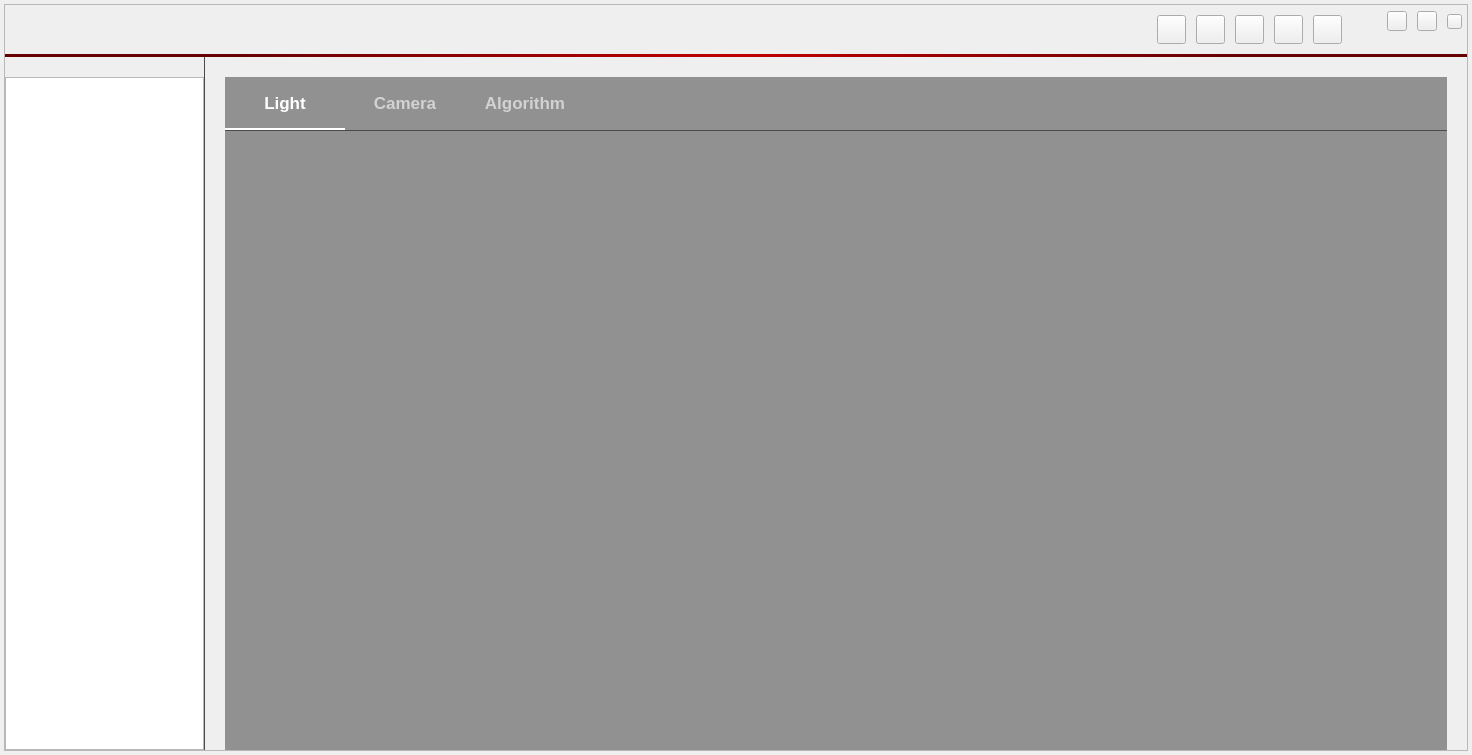
This is widget.ui in tupers/camera-client as Qt 5 draws it before an edit. The edited form follows.
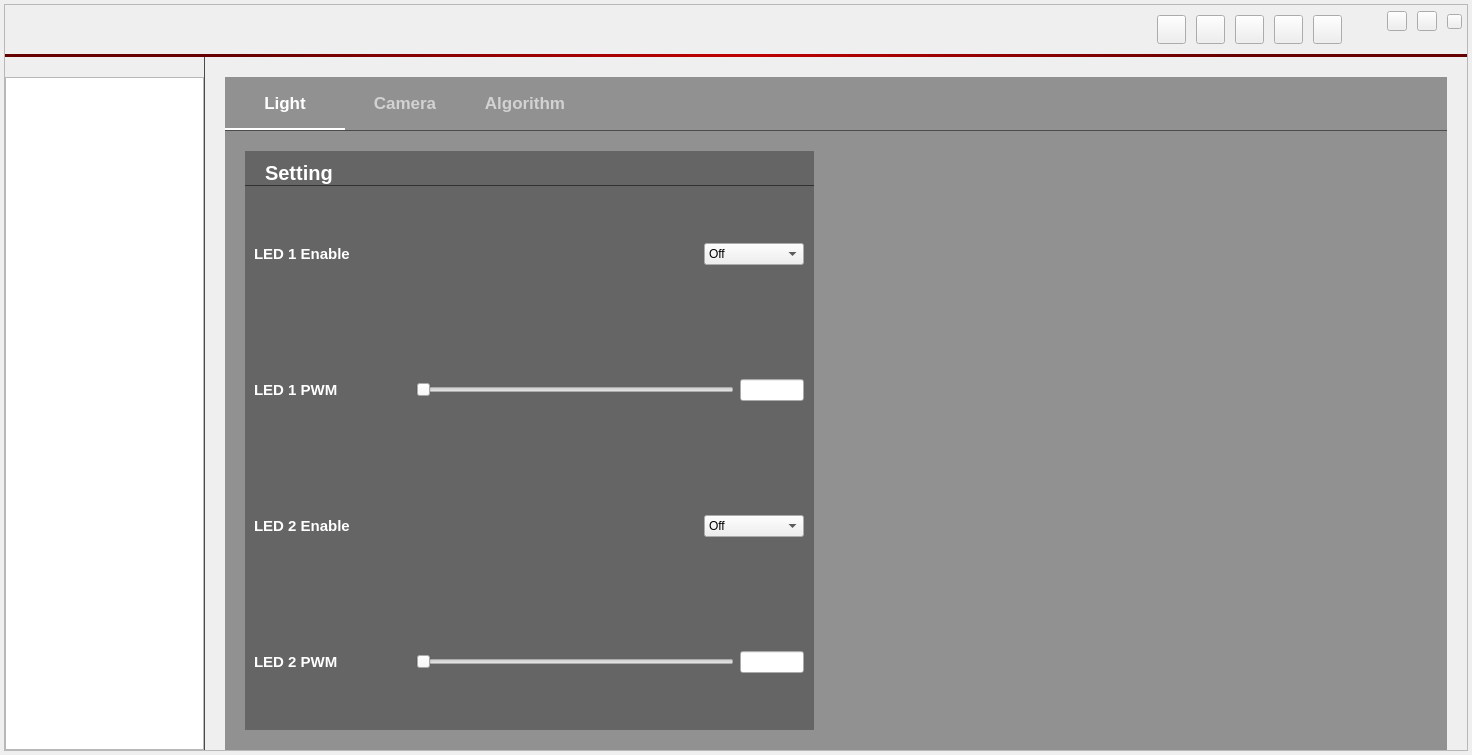
This is the edited form. The open tabs and pages were chosen to show the change. Icons and pictures are not drawn. Custom widgets are drawn as their Qt base class.

What changed in the file:
```diff
--- a/widget.ui
+++ b/widget.ui
@@ -1182,9 +1182,265 @@
                    <number>1</number>
                   </property>
                   <widget class="QWidget" name="subtab_Light">
+                   <property name="styleSheet">
+                    <string notr="true">QWidget#light_settingWidget
+{
+	background-color:rgba(50,50,50,120);
+	margin:20px;
+}
+QLabel{color:white;
+font:bold 11pt Arial;
+padding-left:5px;
+min-width:150px;
+max-width:150px;
+}
+
+QLabel#light_settingLabel
+{color:white;
+min-width:0px;
+max-width:1000px;
+border-style:outset;
+border-bottom-width:1px;
+border-color:rgba(50,50,50,255);
+font:bold 15pt Arial;
+padding-left:15px;
+margin-top:10px;
+}
+
+QComboBox::list{
+margin-left:10px;
+margin-right:10px;
+}</string>
+                   </property>
                    <attribute name="title">
                     <string>Light</string>
                    </attribute>
+                   <layout class="QHBoxLayout" name="horizontalLayout_17" stretch="1,1">
+                    <property name="spacing">
+                     <number>5</number>
+                    </property>
+                    <property name="leftMargin">
+                     <number>0</number>
+                    </property>
+                    <property name="topMargin">
+                     <number>0</number>
+                    </property>
+                    <property name="rightMargin">
+                     <number>0</number>
+                    </property>
+                    <property name="bottomMargin">
+                     <number>0</number>
+                    </property>
+                    <item>
+                     <widget class="QWidget" name="light_settingWidget" native="true">
+                      <layout class="QVBoxLayout" name="verticalLayout_11">
+                       <property name="spacing">
+                        <number>0</number>
+                       </property>
+                       <property name="leftMargin">
+                        <number>20</number>
+                       </property>
+                       <property name="topMargin">
+                        <number>20</number>
+                       </property>
+                       <property name="rightMargin">
+                        <number>20</number>
+                       </property>
+                       <property name="bottomMargin">
+                        <number>20</number>
+                       </property>
+                       <item>
+                        <widget class="QLabel" name="light_settingLabel">
+                         <property name="text">
+                          <string>Setting</string>
+                         </property>
+                        </widget>
+                       </item>
+                       <item>
+                        <layout class="QHBoxLayout" name="light_led1enableLayout">
+                         <property name="rightMargin">
+                          <number>10</number>
+                         </property>
+                         <item>
+                          <widget class="QLabel" name="light_led1enableLabel">
+                           <property name="sizePolicy">
+                            <sizepolicy hsizetype="Preferred" vsizetype="Expanding">
+                             <horstretch>0</horstretch>
+                             <verstretch>0</verstretch>
+                            </sizepolicy>
+                           </property>
+                           <property name="text">
+                            <string>LED 1 Enable</string>
+                           </property>
+                          </widget>
+                         </item>
+                         <item alignment="Qt::AlignRight">
+                          <widget class="QComboBox" name="light_led1enablecomboBox">
+                           <property name="sizePolicy">
+                            <sizepolicy hsizetype="Fixed" vsizetype="Fixed">
+                             <horstretch>0</horstretch>
+                             <verstretch>0</verstretch>
+                            </sizepolicy>
+                           </property>
+                           <property name="minimumSize">
+                            <size>
+                             <width>100</width>
+                             <height>0</height>
+                            </size>
+                           </property>
+                           <property name="maximumSize">
+                            <size>
+                             <width>100</width>
+                             <height>16777215</height>
+                            </size>
+                           </property>
+                           <item>
+                            <property name="text">
+                             <string>Off</string>
+                            </property>
+                           </item>
+                           <item>
+                            <property name="text">
+                             <string>On</string>
+                            </property>
+                           </item>
+                          </widget>
+                         </item>
+                        </layout>
+                       </item>
+                       <item>
+                        <layout class="QHBoxLayout" name="light_led1pwmLayout">
+                         <item>
+                          <widget class="QLabel" name="light_led1pwmLabel">
+                           <property name="sizePolicy">
+                            <sizepolicy hsizetype="Preferred" vsizetype="Expanding">
+                             <horstretch>0</horstretch>
+                             <verstretch>0</verstretch>
+                            </sizepolicy>
+                           </property>
+                           <property name="text">
+                            <string>LED 1 PWM</string>
+                           </property>
+                          </widget>
+                         </item>
+                         <item>
+                          <layout class="QHBoxLayout" name="light_led1pwmsubLayout" stretch="5,1">
+                           <property name="leftMargin">
+                            <number>10</number>
+                           </property>
+                           <property name="rightMargin">
+                            <number>10</number>
+                           </property>
+                           <item>
+                            <widget class="QSlider" name="light_led1pwmSlider">
+                             <property name="orientation">
+                              <enum>Qt::Horizontal</enum>
+                             </property>
+                            </widget>
+                           </item>
+                           <item>
+                            <widget class="LineEdit" name="light_led1pwmlineEdit"/>
+                           </item>
+                          </layout>
+                         </item>
+                        </layout>
+                       </item>
+                       <item>
+                        <layout class="QHBoxLayout" name="light_led2enableLayout">
+                         <property name="rightMargin">
+                          <number>10</number>
+                         </property>
+                         <item>
+                          <widget class="QLabel" name="light_led2enableLabel">
+                           <property name="sizePolicy">
+                            <sizepolicy hsizetype="Preferred" vsizetype="Expanding">
+                             <horstretch>0</horstretch>
+                             <verstretch>0</verstretch>
+                            </sizepolicy>
+                           </property>
+                           <property name="text">
+                            <string>LED 2 Enable</string>
+                           </property>
+                          </widget>
+                         </item>
+                         <item alignment="Qt::AlignRight">
+                          <widget class="QComboBox" name="light_led2enablecomboBox">
+                           <property name="sizePolicy">
+                            <sizepolicy hsizetype="Fixed" vsizetype="Fixed">
+                             <horstretch>0</horstretch>
+                             <verstretch>0</verstretch>
+                            </sizepolicy>
+                           </property>
+                           <property name="minimumSize">
+                            <size>
+                             <width>100</width>
+                             <height>0</height>
+                            </size>
+                           </property>
+                           <property name="maximumSize">
+                            <size>
+                             <width>100</width>
+                             <height>16777215</height>
+                            </size>
+                           </property>
+                           <item>
+                            <property name="text">
+                             <string>Off</string>
+                            </property>
+                           </item>
+                           <item>
+                            <property name="text">
+                             <string>On</string>
+                            </property>
+                           </item>
+                          </widget>
+                         </item>
+                        </layout>
+                       </item>
+                       <item>
+                        <layout class="QHBoxLayout" name="light_led2pwmLayout">
+                         <item>
+                          <widget class="QLabel" name="light_led2pwmLabel">
+                           <property name="sizePolicy">
+                            <sizepolicy hsizetype="Preferred" vsizetype="Expanding">
+                             <horstretch>0</horstretch>
+                             <verstretch>0</verstretch>
+                            </sizepolicy>
+                           </property>
+                           <property name="text">
+                            <string>LED 2 PWM</string>
+                           </property>
+                          </widget>
+                         </item>
+                         <item>
+                          <layout class="QHBoxLayout" name="light_led2pwmsubLayout" stretch="5,1">
+                           <property name="leftMargin">
+                            <number>10</number>
+                           </property>
+                           <property name="rightMargin">
+                            <number>10</number>
+                           </property>
+                           <item>
+                            <widget class="QSlider" name="light_led2pwmSlider">
+                             <property name="orientation">
+                              <enum>Qt::Horizontal</enum>
+                             </property>
+                            </widget>
+                           </item>
+                           <item>
+                            <widget class="LineEdit" name="light_led2pwmlineEdit"/>
+                           </item>
+                          </layout>
+                         </item>
+                        </layout>
+                       </item>
+                      </layout>
+                     </widget>
+                    </item>
+                    <item>
+                     <widget class="QWidget" name="widget_2" native="true"/>
+                    </item>
+                   </layout>
                   </widget>
                   <widget class="QWidget" name="subtab_Camera">
                    <property name="styleSheet">
```
Left out of the diff: 18 changed lines with no effect on the pictures.
